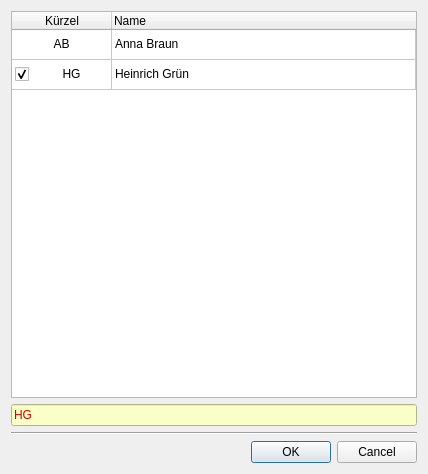
Old version of the form WZ/program-data/ui/dialog_course_teachers.ui in the repository gradgrind/WZS.
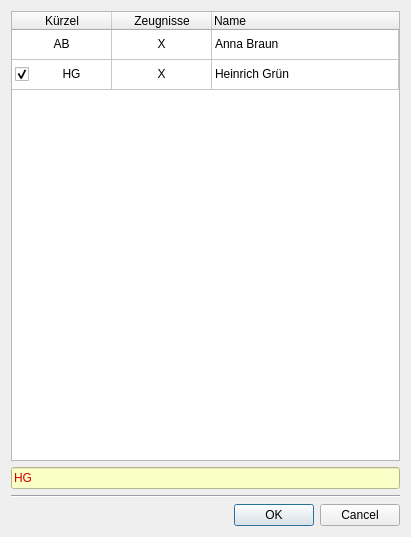
New version of the form.

Commit message: Added ROLE field to COURSE_TEACHERS table so that a teacher must be flagged ("Z") to be responsible for reports. Working on report lists (teachers/classes/subjects) ...

What changed in the file:
```diff
--- a/WZ/program-data/ui/dialog_course_teachers.ui
+++ b/WZ/program-data/ui/dialog_course_teachers.ui
@@ -6,8 +6,8 @@
    <rect>
     <x>0</x>
     <y>0</y>
-    <width>428</width>
-    <height>474</height>
+    <width>411</width>
+    <height>537</height>
    </rect>
   </property>
   <property name="sizePolicy">
@@ -58,6 +58,11 @@
        <string>Kürzel</string>
       </property>
      </column>
+     <column>
+      <property name="text">
+       <string>Zeugnisse</string>
+      </property>
+     </column>
      <column>
       <property name="text">
        <string>Name</string>
@@ -76,11 +81,25 @@
       <property name="checkState">
        <enum>Unchecked</enum>
       </property>
+      <property name="flags">
+       <set>ItemIsSelectable|ItemIsDragEnabled|ItemIsDropEnabled|ItemIsUserCheckable|ItemIsEnabled</set>
+      </property>
      </item>
      <item row="0" column="1">
       <property name="text">
+       <string>X</string>
+      </property>
+      <property name="textAlignment">
+       <set>AlignCenter</set>
+      </property>
+     </item>
+     <item row="0" column="2">
+      <property name="text">
        <string>Anna Braun</string>
       </property>
+      <property name="flags">
+       <set>ItemIsSelectable|ItemIsDragEnabled|ItemIsDropEnabled|ItemIsUserCheckable|ItemIsEnabled</set>
+      </property>
      </item>
      <item row="1" column="0">
       <property name="text">
@@ -92,11 +111,25 @@
       <property name="checkState">
        <enum>Checked</enum>
       </property>
+      <property name="flags">
+       <set>ItemIsSelectable|ItemIsDragEnabled|ItemIsDropEnabled|ItemIsUserCheckable|ItemIsEnabled</set>
+      </property>
      </item>
      <item row="1" column="1">
       <property name="text">
+       <string>X</string>
+      </property>
+      <property name="textAlignment">
+       <set>AlignCenter</set>
+      </property>
+     </item>
+     <item row="1" column="2">
+      <property name="text">
        <string>Heinrich Grün</string>
       </property>
+      <property name="flags">
+       <set>ItemIsSelectable|ItemIsDragEnabled|ItemIsDropEnabled|ItemIsUserCheckable|ItemIsEnabled</set>
+      </property>
      </item>
     </widget>
    </item>
```
Left out of the diff: 3 changed lines with no effect on the pictures. The commit also changes 6 other files.
